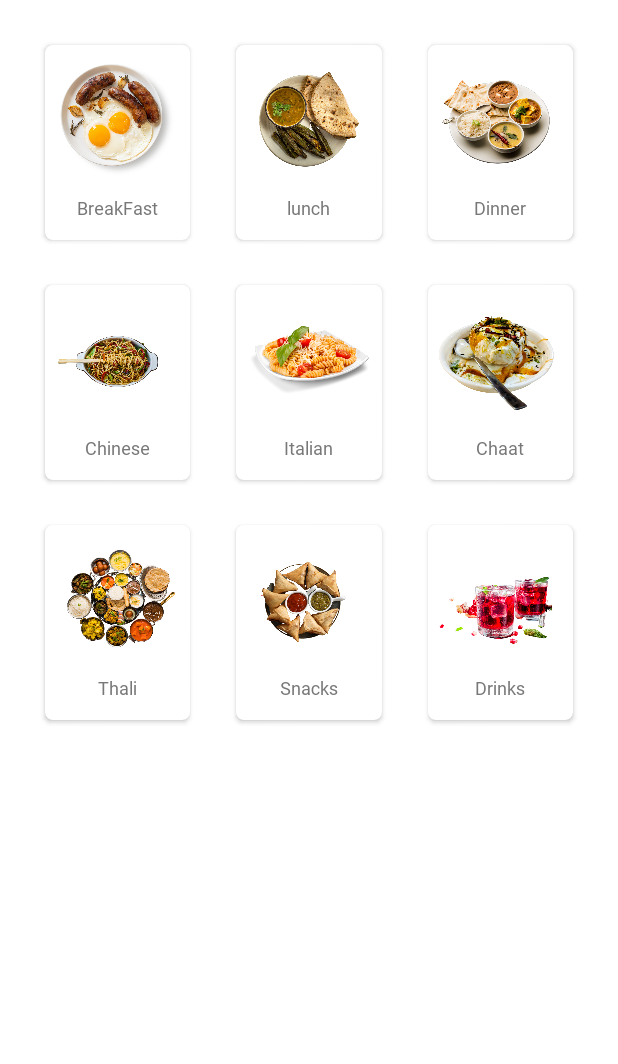
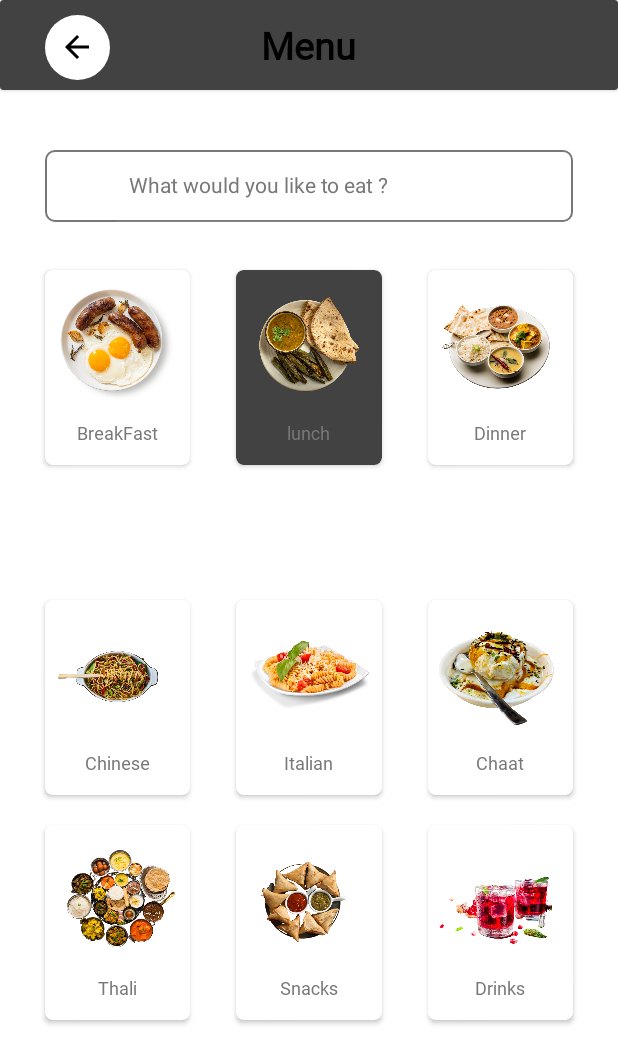
Before and after one commit to rockyhappy/CanteenApp, an Android app: the layout fragment_dishes__category.xml on its own in the app's theme, with its tools: preview values and no code run, on a phone screen of 412 x 824 dp. Shown: the top 1064 px of the screen. Run offline under Robolectric (Android 15) with nearby library versions, the phone set to English and light mode, and no system bars.

Commit message:
Menu Layout: Started

```diff
--- a/app/src/main/java/com/example/myapplication/fragments/Dishes_Category.kt
+++ b/app/src/main/java/com/example/myapplication/fragments/Dishes_Category.kt
@@ -6,7 +6,9 @@ import android.view.LayoutInflater
 import android.view.View
 import android.view.ViewGroup
 import androidx.cardview.widget.CardView
+import androidx.core.content.ContextCompat
 import com.example.myapplication.R
+import com.google.android.material.card.MaterialCardView
 
 
 class Dishes_Category : Fragment() {
@@ -20,6 +22,9 @@ class Dishes_Category : Fragment() {
         val view= inflater.inflate(R.layout.fragment_dishes__category, container, false)
 
         val lunch1= view.findViewById<CardView>(R.id.cardView1)
+
+        val newOutlineColor = ContextCompat.getColor(requireContext(), R.drawable.round_corner)
+        lunch1.background.setTint(newOutlineColor)
         lunch1.setOnClickListener {
             val bundle = Bundle()
             bundle.putString("key2","LUNCH")
--- a/app/src/main/res/layout/fragment_dishes__category.xml
+++ b/app/src/main/res/layout/fragment_dishes__category.xml
@@ -7,20 +7,91 @@
     xmlns:app="http://schemas.android.com/apk/res-auto"
     xmlns:tools="http://schemas.android.com/tools">
 <androidx.constraintlayout.widget.ConstraintLayout
-    xmlns:android="http://schemas.android.com/apk/res/android"
-    xmlns:app="http://schemas.android.com/apk/res-auto"
-    xmlns:tools="http://schemas.android.com/tools"
     android:layout_width="match_parent"
     android:layout_height="match_parent"
     tools:context=".fragments.Dishes_Category"
     android:background="@color/white"
+    android:backgroundTint="@color/white"
     >
+
+    <androidx.cardview.widget.CardView
+        android:id="@+id/cardView"
+        android:layout_width="match_parent"
+        android:layout_height="60dp"
+        android:background="@color/white"
+        app:layout_constraintEnd_toEndOf="parent"
+        app:layout_constraintStart_toStartOf="parent"
+        app:layout_constraintTop_toTopOf="parent">
+
+        <com.google.android.material.floatingactionbutton.FloatingActionButton
+            android:id="@+id/backButton"
+            android:layout_width="43dp"
+            android:layout_height="43dp"
+            android:layout_marginStart="30dp"
+            android:layout_marginTop="10dp"
+            android:backgroundTint="@color/white"
+            android:src="@drawable/baseline_arrow_back_24"
+            app:borderWidth="0dp"
+            app:elevation="0dp"
+            app:fabCustomSize="43dp"
+            app:layout_constraintStart_toStartOf="parent"
+            app:layout_constraintTop_toTopOf="parent" />
+
+        <TextView
+            android:layout_width="wrap_content"
+            android:layout_height="wrap_content"
+            android:text="Menu"
+            android:textColor="@color/black"
+            android:textSize="25dp"
+            android:layout_gravity="center"
+            android:fontFamily="@font/roboto"
+            android:textStyle="bold"
+            app:layout_constraintEnd_toEndOf="parent"
+            app:layout_constraintStart_toStartOf="parent"
+            app:layout_constraintTop_toTopOf="parent" />
+
+    </androidx.cardview.widget.CardView>
+
+    <androidx.appcompat.widget.SearchView
+        android:id="@+id/searchView"
+        android:layout_width="match_parent"
+        android:layout_height="48dp"
+        android:layout_marginStart="30dp"
+        android:layout_marginTop="100dp"
+        android:layout_marginEnd="30dp"
+        app:backHandlingEnabled="true"
+        android:background="@drawable/rounded_border"
+        android:queryHint="What would you like to eat ?"
+        app:queryHint="What would you like to eat ?"
+        app:defaultQueryHint="What would you like to eat ?"
+        android:iconifiedByDefault="false"
+        app:iconifiedByDefault="false"
+        android:theme="@style/SearchViewStyle"
+        app:layout_constraintEnd_toEndOf="parent"
+        app:layout_constraintStart_toStartOf="parent"
+        app:layout_constraintTop_toTopOf="parent"
+        app:voiceIcon="@drawable/mic"
+        android:voiceIcon="@drawable/mic"
+        android:voiceSearchMode="showVoiceSearchButton|launchRecognizer"
+        />
+    <TextView
+        android:layout_width="wrap_content"
+        android:layout_height="wrap_content"
+        android:text="Menu"
+        android:textColor="@color/black"
+        android:layout_marginTop="10dp"
+        android:textSize="25dp"
+        android:fontFamily="@font/roboto"
+        app:layout_constraintEnd_toEndOf="parent"
+        app:layout_constraintStart_toStartOf="parent"
+        app:layout_constraintTop_toTopOf="parent" />
+
 
     <androidx.cardview.widget.CardView
         android:id="@+id/cardView1"
         android:layout_width="0dp"
         android:layout_height="130dp"
-        android:layout_marginTop="30dp"
+        android:layout_marginTop="180dp"
         android:backgroundTint="@color/white"
         android:elevation="4dp"
         app:cardCornerRadius="5dp"
@@ -56,8 +127,7 @@
         android:id="@+id/cardView2"
         android:layout_width="0dp"
         android:layout_height="130dp"
-        android:layout_marginTop="30dp"
-        android:backgroundTint="@color/white"
+        android:layout_marginTop="180dp"
         android:elevation="4dp"
         app:cardCornerRadius="5dp"
         android:layout_marginStart="15dp"
@@ -89,7 +159,7 @@
         android:id="@+id/cardView3"
         android:layout_width="0dp"
         android:layout_height="130dp"
-        android:layout_marginTop="30dp"
+        android:layout_marginTop="180dp"
         android:backgroundTint="@color/white"
         android:elevation="4dp"
         app:cardCornerRadius="5dp"
@@ -123,7 +193,7 @@
         android:id="@+id/cardView4"
         android:layout_width="0dp"
         android:layout_height="130dp"
-        android:layout_marginTop="190dp"
+        android:layout_marginTop="400dp"
         android:backgroundTint="@color/white"
         android:elevation="4dp"
         app:cardCornerRadius="5dp"
@@ -159,7 +229,7 @@
         android:id="@+id/cardView5"
         android:layout_width="0dp"
         android:layout_height="130dp"
-        android:layout_marginTop="190dp"
+        android:layout_marginTop="400dp"
         android:backgroundTint="@color/white"
         android:elevation="4dp"
         app:cardCornerRadius="5dp"
@@ -192,7 +262,7 @@
         android:id="@+id/cardView6"
         android:layout_width="0dp"
         android:layout_height="130dp"
-        android:layout_marginTop="190dp"
+        android:layout_marginTop="400dp"
         android:backgroundTint="@color/white"
         android:elevation="4dp"
         app:cardCornerRadius="5dp"
@@ -227,7 +297,7 @@
         android:id="@+id/cardView7"
         android:layout_width="0dp"
         android:layout_height="130dp"
-        android:layout_marginTop="350dp"
+        android:layout_marginTop="550dp"
         android:backgroundTint="@color/white"
         android:elevation="4dp"
         app:cardCornerRadius="5dp"
@@ -263,7 +333,7 @@
         android:id="@+id/cardView8"
         android:layout_width="0dp"
         android:layout_height="130dp"
-        android:layout_marginTop="350dp"
+        android:layout_marginTop="550dp"
         android:backgroundTint="@color/white"
         android:elevation="4dp"
         app:cardCornerRadius="5dp"
@@ -296,7 +366,7 @@
         android:id="@+id/cardView9"
         android:layout_width="0dp"
         android:layout_height="130dp"
-        android:layout_marginTop="350dp"
+        android:layout_marginTop="550dp"
         android:backgroundTint="@color/white"
         android:elevation="4dp"
         app:cardCornerRadius="5dp"
--- a/app/src/main/res/values/strings.xml
+++ b/app/src/main/res/values/strings.xml
@@ -92,4 +92,8 @@ Hello Rachit,
     <string name="stuffed_ome">
 Stuffed omelette
 </string>
+
+    <string name="menu">
+Menu
+</string>
 </resources>
--- a/app/src/main/res/values/style.xml
+++ b/app/src/main/res/values/style.xml
@@ -53,4 +53,8 @@
         <item name="android:letterSpacing">0.01</item>
         <item name="android:textColor">#46474B</item>
     </style>
+    <style name="menu">
+        <item name="android:textSize">20sp</item>
+        <item name="android:textColor">#46474B</item>
+    </style>
 </resources>
```
